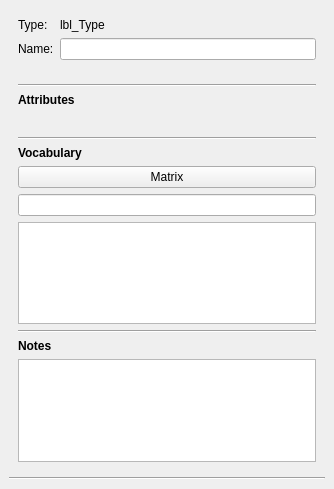
Old version of the form qt_ui/Inspector.ui in the repository FilmColors/VIAN.
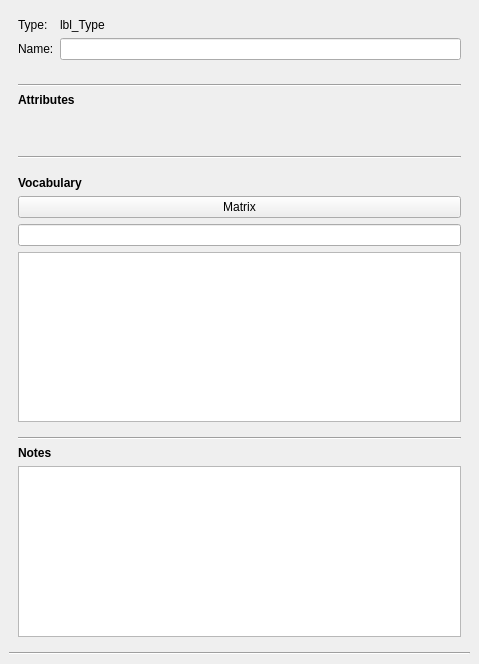
New version of the form.

What changed in the file:
```diff
--- a/qt_ui/Inspector.ui
+++ b/qt_ui/Inspector.ui
@@ -6,8 +6,8 @@
    <rect>
     <x>0</x>
     <y>0</y>
-    <width>334</width>
-    <height>489</height>
+    <width>479</width>
+    <height>664</height>
    </rect>
   </property>
   <property name="sizePolicy">
@@ -18,7 +18,7 @@
   </property>
   <property name="minimumSize">
    <size>
-    <width>129</width>
+    <width>152</width>
     <height>262</height>
    </size>
   </property>
@@ -107,8 +107,8 @@
         <rect>
          <x>0</x>
          <y>0</y>
-         <width>316</width>
-         <height>377</height>
+         <width>457</width>
+         <height>532</height>
         </rect>
        </property>
        <layout class="QVBoxLayout" name="verticalLayout_2">
@@ -155,6 +155,18 @@
          </widget>
         </item>
         <item>
+         <widget class="QWidget" name="widget_vocabulary_section" native="true">
+          <layout class="QVBoxLayout" name="verticalLayout_5">
+           <property name="leftMargin">
+            <number>0</number>
+           </property>
+           <property name="topMargin">
+            <number>11</number>
+           </property>
+           <property name="rightMargin">
+            <number>0</number>
+           </property>
+           <item>
          <widget class="QLabel" name="label_3">
           <property name="text">
            <string>&lt;b&gt;Vocabulary</string>
@@ -176,6 +188,9 @@
           <property name="readOnly">
            <bool>true</bool>
           </property>
+            </widget>
+           </item>
+          </layout>
          </widget>
         </item>
         <item>
```
Lines whose indentation alone changed are shown as unchanged.
